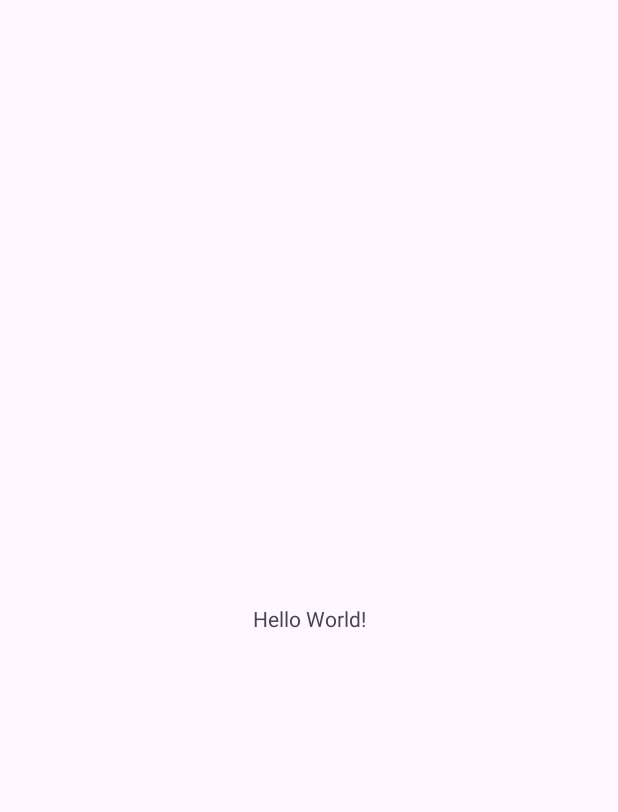
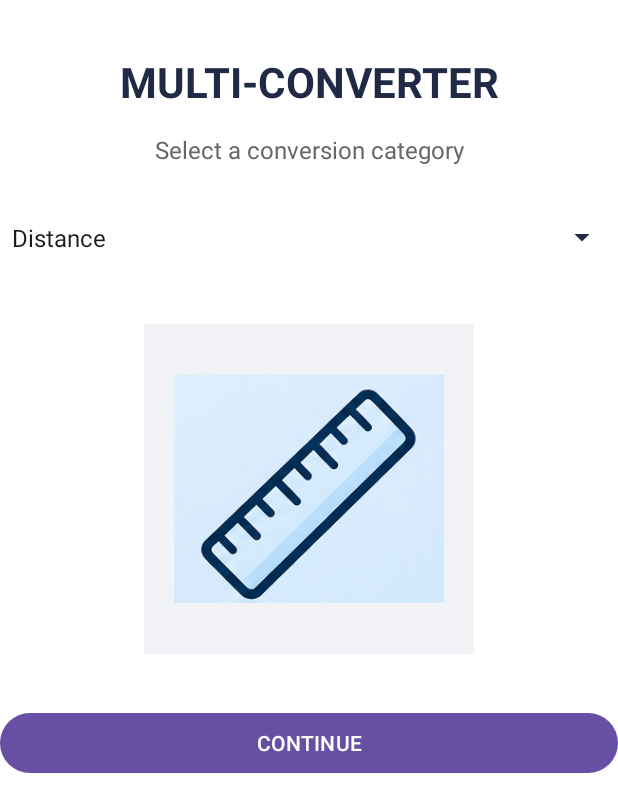
Before and after one commit to ikermayorr/ConversorDistanciasJava, an Android app: the screen it shows after launch (MainActivity), on a phone screen of 412 x 824 dp. Before the commit the part shown is almost empty. Shown: the top 812 px of the screen. Run offline under Robolectric (Android 15) with nearby library versions, the phone set to English and light mode, and no system bars.

Commit message:
Implementar interfaz principal y sistema Bitmap

```diff
--- a/app/src/main/AndroidManifest.xml
+++ b/app/src/main/AndroidManifest.xml
@@ -21,6 +21,10 @@
                 <category android:name="android.intent.category.LAUNCHER" />
             </intent-filter>
         </activity>
+        <activity
+            android:name=".ConversionActivity"
+            android:exported="false"
+            android:windowSoftInputMode="adjustResize" />
     </application>
 
 </manifest>
--- /dev/null
+++ b/app/src/main/java/com/monlau/conversordistanciasjava/ConversionActivity.java
@@ -0,0 +1,24 @@
+package com.monlau.conversordistanciasjava;
+
+import android.os.Bundle;
+
+import androidx.appcompat.app.AppCompatActivity;
+import androidx.core.graphics.Insets;
+import androidx.core.view.ViewCompat;
+import androidx.core.view.WindowCompat;
+import androidx.core.view.WindowInsetsCompat;
+
+public class ConversionActivity extends AppCompatActivity {
+
+    @Override
+    protected void onCreate(Bundle savedInstanceState) {
+        super.onCreate(savedInstanceState);
+        WindowCompat.enableEdgeToEdge(getWindow());
+        setContentView(R.layout.activity_conversion);
+        ViewCompat.setOnApplyWindowInsetsListener(findViewById(R.id.main), (v, insets) -> {
+            Insets systemBars = insets.getInsets(WindowInsetsCompat.Type.systemBars());
+            v.setPadding(systemBars.left, systemBars.top, systemBars.right, systemBars.bottom);
+            return insets;
+        });
+    }
+}
--- a/app/src/main/java/com/monlau/conversordistanciasjava/MainActivity.java
+++ b/app/src/main/java/com/monlau/conversordistanciasjava/MainActivity.java
@@ -1,6 +1,15 @@
 package com.monlau.conversordistanciasjava;
 
+import android.graphics.Bitmap;
+import android.graphics.BitmapFactory;
+import android.widget.AdapterView;
+import android.widget.ImageView;
+
+import java.util.HashMap;
+import java.util.Map;
 import android.os.Bundle;
+import android.widget.ArrayAdapter;
+import android.widget.Spinner;
 
 import androidx.activity.EdgeToEdge;
 import androidx.appcompat.app.AppCompatActivity;
@@ -13,12 +22,94 @@ public class MainActivity extends AppCompatActivity {
     @Override
     protected void onCreate(Bundle savedInstanceState) {
         super.onCreate(savedInstanceState);
+
         EdgeToEdge.enable(this);
         setContentView(R.layout.activity_main);
+
         ViewCompat.setOnApplyWindowInsetsListener(findViewById(R.id.main), (v, insets) -> {
             Insets systemBars = insets.getInsets(WindowInsetsCompat.Type.systemBars());
             v.setPadding(systemBars.left, systemBars.top, systemBars.right, systemBars.bottom);
             return insets;
         });
+
+        // 1. Obtener el Spinner del XML
+        Spinner categorySpinner = findViewById(R.id.categorySpinner);
+
+        // 2. Crear la lista de categorías
+        String[] categories = {
+                "Distance",
+                "Temperature",
+                "Volume",
+                "Mass and Weight",
+                "Time",
+                "Digital Information",
+                "Area",
+                "Speed",
+                "Pressure"
+        };
+
+        // 3. Crear el adaptador
+        ArrayAdapter<String> adapter = new ArrayAdapter<>(
+                this,
+                android.R.layout.simple_spinner_item,
+                categories
+        );
+
+        // 4. Configurar el desplegable
+        adapter.setDropDownViewResource(
+                android.R.layout.simple_spinner_dropdown_item
+        );
+
+        // 5. Conectar el adaptador al Spinner
+        categorySpinner.setAdapter(adapter);
+        // Obtener el ImageView
+        ImageView categoryImage = findViewById(R.id.categoryImage);
+
+// Crear un mapa para relacionar categorías e imágenes
+        Map<String, Integer> images = new HashMap<>();
+
+        images.put("Distance", R.drawable.distance);
+        images.put("Temperature", R.drawable.temperature);
+        images.put("Volume", R.drawable.volume);
+        images.put("Mass and Weight", R.drawable.mass);
+        images.put("Time", R.drawable.time);
+        images.put("Digital Information", R.drawable.digital);
+        images.put("Area", R.drawable.area);
+        images.put("Speed", R.drawable.speed);
+        images.put("Pressure", R.drawable.pressure);
+
+// Detectar cuándo cambia la categoría
+        categorySpinner.setOnItemSelectedListener(
+                new AdapterView.OnItemSelectedListener() {
+
+                    @Override
+                    public void onItemSelected(
+                            AdapterView<?> parent,
+                            android.view.View view,
+                            int position,
+                            long id) {
+
+                        String selectedCategory =
+                                parent.getItemAtPosition(position).toString();
+
+                        // Obtener el recurso de imagen
+                        int imageResource = images.get(selectedCategory);
+
+                        // Cargar la imagen como Bitmap
+                        Bitmap bitmap = BitmapFactory.decodeResource(
+                                getResources(),
+                                imageResource
+                        );
+
+                        // Mostrar la imagen
+                        categoryImage.setImageBitmap(bitmap);
+                    }
+
+                    @Override
+                    public void onNothingSelected(AdapterView<?> parent) {
+                        categoryImage.setImageDrawable(null);
+                    }
+                }
+        );
     }
 }
--- /dev/null
+++ b/app/src/main/res/layout/activity_conversion.xml
@@ -0,0 +1,10 @@
+<?xml version="1.0" encoding="utf-8"?>
+<androidx.constraintlayout.widget.ConstraintLayout xmlns:android="http://schemas.android.com/apk/res/android"
+    xmlns:app="http://schemas.android.com/apk/res-auto"
+    xmlns:tools="http://schemas.android.com/tools"
+    android:id="@+id/main"
+    android:layout_width="match_parent"
+    android:layout_height="match_parent"
+    tools:context=".ConversionActivity">
+
+</androidx.constraintlayout.widget.ConstraintLayout>
--- a/app/src/main/res/layout/activity_main.xml
+++ b/app/src/main/res/layout/activity_main.xml
@@ -1,19 +1,56 @@
 <?xml version="1.0" encoding="utf-8"?>
-<androidx.constraintlayout.widget.ConstraintLayout xmlns:android="http://schemas.android.com/apk/res/android"
-    xmlns:app="http://schemas.android.com/apk/res-auto"
-    xmlns:tools="http://schemas.android.com/tools"
+<LinearLayout xmlns:android="http://schemas.android.com/apk/res/android"
     android:id="@+id/main"
     android:layout_width="match_parent"
     android:layout_height="match_parent"
-    tools:context=".MainActivity">
+    android:orientation="vertical"
+    android:gravity="center_horizontal"
+    android:padding="24dp"
+    android:background="#FFFFFF">
 
     <TextView
-        android:layout_width="wrap_content"
+        android:id="@+id/txtTitle"
+        android:layout_width="match_parent"
         android:layout_height="wrap_content"
-        android:text="Hello World!"
-        app:layout_constraintBottom_toBottomOf="parent"
-        app:layout_constraintEnd_toEndOf="parent"
-        app:layout_constraintStart_toStartOf="parent"
-        app:layout_constraintTop_toTopOf="parent" />
+        android:text="MULTI-CONVERTER"
+        android:textSize="28sp"
+        android:textStyle="bold"
+        android:textColor="#202A44"
+        android:gravity="center"
+        android:layout_marginTop="35dp" />
 
-</androidx.constraintlayout.widget.ConstraintLayout>
+    <TextView
+        android:layout_width="match_parent"
+        android:layout_height="wrap_content"
+        android:text="Select a conversion category"
+        android:textSize="16sp"
+        android:textColor="#666666"
+        android:gravity="center"
+        android:layout_marginTop="15dp"
+        android:layout_marginBottom="20dp" />
+
+    <Spinner
+        android:id="@+id/categorySpinner"
+        android:layout_width="match_parent"
+        android:layout_height="55dp"
+        android:backgroundTint="#202A44" />
+
+    <ImageView
+        android:id="@+id/categoryImage"
+        android:layout_width="220dp"
+        android:layout_height="220dp"
+        android:layout_marginTop="30dp"
+        android:background="#F0F2F5"
+        android:padding="20dp"
+        android:scaleType="fitCenter"
+        android:contentDescription="Selected conversion category image" />
+
+    <Button
+        android:id="@+id/btnContinue"
+        android:layout_width="match_parent"
+        android:layout_height="wrap_content"
+        android:text="CONTINUE"
+        android:textAllCaps="true"
+        android:layout_marginTop="35dp" />
+
+</LinearLayout>
```
Also changed, not shown: app/src/main/res/drawable-nodpi/area.png (added), app/src/main/res/drawable-nodpi/digital.png (added), app/src/main/res/drawable-nodpi/distance.png (added), app/src/main/res/drawable-nodpi/mass.png (added), app/src/main/res/drawable-nodpi/pressure.png (added), app/src/main/res/drawable-nodpi/speed.png (added), app/src/main/res/drawable-nodpi/temperature.png (added), app/src/main/res/drawable-nodpi/time.png (added), app/src/main/res/drawable-nodpi/volume.png (added).
